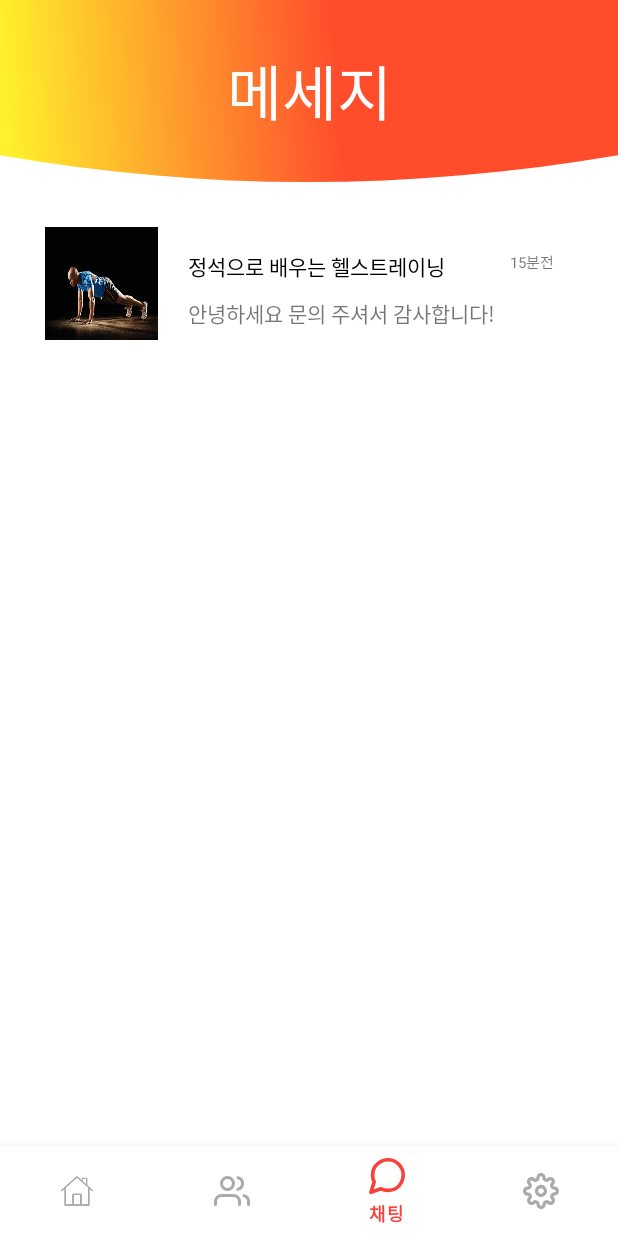
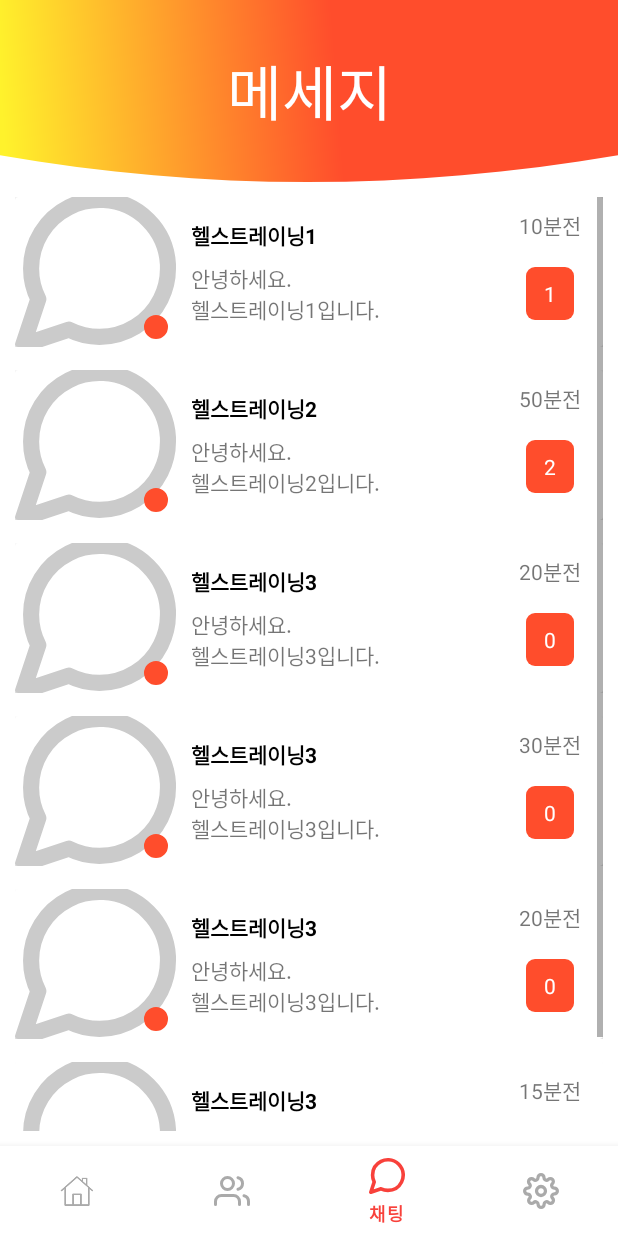
Before and after one commit to Leewongi0731/DataCompetition_ExercisePharmacist, an Android app: the screen it shows after launch (MainPageActivity), item 3 of the bottom bar chosen, on a phone screen of 412 x 824 dp. Run offline under Robolectric (Android 15) with nearby library versions, the phone set to English and light mode, and no system bars.

Commit message:
add chatting xml layout and view recycler view

```diff
--- a/app/src/main/java/com/example/physicalplatform/chatting/ChattingFragment.java
+++ b/app/src/main/java/com/example/physicalplatform/chatting/ChattingFragment.java
@@ -1,25 +1,72 @@
 package com.example.physicalplatform.chatting;
 
 import android.content.Context;
+import android.graphics.drawable.ShapeDrawable;
+import android.graphics.drawable.shapes.OvalShape;
 import android.os.Bundle;
 import android.view.LayoutInflater;
 import android.view.View;
 import android.view.ViewGroup;
+import android.widget.ImageView;
 
 import androidx.annotation.NonNull;
 import androidx.annotation.Nullable;
 import androidx.fragment.app.Fragment;
+import androidx.recyclerview.widget.LinearLayoutManager;
+import androidx.recyclerview.widget.RecyclerView;
 
 import com.example.physicalplatform.R;
+import com.example.physicalplatform.data.ChattingListDataset;
+import com.example.physicalplatform.data.MatchingListDataset;
+import com.example.physicalplatform.matching.MatchingFragmentRecyclerViewAdapter;
+
+import java.util.ArrayList;
 
 public class ChattingFragment extends Fragment {
     private ViewGroup viewGroup;
     private Context context;
+
+    private RecyclerView chattingRecyclerView;
+    private RecyclerView.LayoutManager chattingLayoutManager;
+    private ChattingFragmentRecyclerViewAdapter chattingAdapter;
+    private ArrayList<ChattingListDataset> chattingListDatasets;
+    private ArrayList<ChattingListDataset> chattingListDatasetsFiltered;
+
     @Nullable
     @Override
     public View onCreateView(@NonNull LayoutInflater inflater, @Nullable ViewGroup container, @Nullable Bundle savedInstanceState) {
         viewGroup = (ViewGroup) inflater.inflate(R.layout.chatting_page, container, false);
         context = container.getContext();
+
+        initLayout();
+
         return viewGroup;
     }
+
+    private void initLayout() {
+        initDatasets();
+
+        chattingRecyclerView = viewGroup.findViewById(R.id.recyclerViewChatting);
+
+        chattingLayoutManager = new LinearLayoutManager(context);
+        chattingRecyclerView.setLayoutManager(chattingLayoutManager);
+
+        chattingAdapter = new ChattingFragmentRecyclerViewAdapter(context, chattingListDatasetsFiltered);
+        chattingRecyclerView.setAdapter(chattingAdapter);
+
+    }
+
+    private void initDatasets() {
+        chattingListDatasets = new ArrayList<>();
+        chattingListDatasetsFiltered = new ArrayList<>();
+
+        chattingListDatasets.add(new ChattingListDataset("헬스트레이닝1","안녕하세요.\n헬스트레이닝1입니다.","10분전",1));
+        chattingListDatasets.add(new ChattingListDataset("헬스트레이닝2","안녕하세요.\n헬스트레이닝2입니다.","50분전",2));
+        chattingListDatasets.add(new ChattingListDataset("헬스트레이닝3","안녕하세요.\n헬스트레이닝3입니다.","20분전",0));
+        chattingListDatasets.add(new ChattingListDataset("헬스트레이닝3","안녕하세요.\n헬스트레이닝3입니다.","30분전",0));
+        chattingListDatasets.add(new ChattingListDataset("헬스트레이닝3","안녕하세요.\n헬스트레이닝3입니다.","20분전",0));
+        chattingListDatasets.add(new ChattingListDataset("헬스트레이닝3","안녕하세요.\n헬스트레이닝3입니다.","15분전",0));
+
+        chattingListDatasetsFiltered.addAll(chattingListDatasets);
+    }
 }
--- /dev/null
+++ b/app/src/main/java/com/example/physicalplatform/chatting/ChattingFragmentRecyclerViewAdapter.java
@@ -0,0 +1,91 @@
+package com.example.physicalplatform.chatting;
+
+import android.content.Context;
+import android.view.LayoutInflater;
+import android.view.View;
+import android.view.ViewGroup;
+import android.widget.ImageView;
+import android.widget.TextView;
+
+import androidx.annotation.NonNull;
+import androidx.appcompat.app.AppCompatActivity;
+import androidx.fragment.app.FragmentTransaction;
+import androidx.recyclerview.widget.RecyclerView;
+
+import com.example.physicalplatform.R;
+import com.example.physicalplatform.data.ChattingListDataset;
+import com.example.physicalplatform.matching.MatchingDetailFragment;
+
+import java.util.ArrayList;
+
+public class ChattingFragmentRecyclerViewAdapter extends RecyclerView.Adapter<ChattingFragmentRecyclerViewAdapter.ViewHolder> {
+    private Context context;
+    private ArrayList<ChattingListDataset> chattingListDatasets;
+    private ArrayList<ChattingListDataset> chattingListDatasetsFiltered;
+
+    private AppCompatActivity activity;
+    private FragmentTransaction transaction;
+
+    public ChattingFragmentRecyclerViewAdapter(Context context, ArrayList<ChattingListDataset> chattingListDatasets) {
+        this.context = context;
+        this.chattingListDatasets = chattingListDatasets;
+        this.chattingListDatasetsFiltered = chattingListDatasets;
+    }
+
+    public class ViewHolder extends RecyclerView.ViewHolder {
+        private ImageView imageViewProfile;
+        private ImageView imageViewCircleBtn;
+        private TextView textViewOpponent;
+        private TextView textViewRecentTalk;
+        private TextView textViewBeforeTime;
+        private TextView textViewNumOfChat;
+
+        public ViewHolder(View view) {
+            super(view);
+
+            imageViewProfile = view.findViewById(R.id.imageViewProfile);
+            imageViewCircleBtn = view.findViewById(R.id.imageViewCircleBtn);
+            textViewOpponent = view.findViewById(R.id.textViewOpponent);
+            textViewRecentTalk = view.findViewById(R.id.textViewRecentTalk);
+            textViewBeforeTime = view.findViewById(R.id.textViewBeforeTime);
+            textViewNumOfChat = view.findViewById(R.id.textViewNumOfChat);
+
+            view.setOnClickListener(new View.OnClickListener() {
+                @Override
+                public void onClick(View v) {
+                    int position = getAdapterPosition();
+                    if(position != RecyclerView.NO_POSITION) {
+                        activity = (AppCompatActivity)view.getContext();
+                        transaction = activity.getSupportFragmentManager().beginTransaction();
+                        transaction.replace(R.id.frame_container, new ChattingTalkFragment(chattingListDatasetsFiltered.get(position)));
+                        transaction.addToBackStack("chattingTalk");
+                        transaction.commit();
+                    }
+                }
+            });
+        }
+    }
+
+    @NonNull
+    @Override
+    public ChattingFragmentRecyclerViewAdapter.ViewHolder onCreateViewHolder(@NonNull ViewGroup parent, int viewType) {
+        View view = LayoutInflater.from(parent.getContext()).inflate(R.layout.chatting_page_recycler_view, parent, false);
+        ChattingFragmentRecyclerViewAdapter.ViewHolder vh = new ChattingFragmentRecyclerViewAdapter.ViewHolder(view);
+        return vh;
+    }
+
+    @Override
+    public void onBindViewHolder(@NonNull ChattingFragmentRecyclerViewAdapter.ViewHolder holder, int position) {
+        ChattingListDataset chattingListDataset = chattingListDatasetsFiltered.get(position);
+
+        holder.textViewOpponent.setText(chattingListDataset.getOpponentName());
+        holder.textViewRecentTalk.setText(chattingListDataset.getRecentTalk());
+        holder.textViewBeforeTime.setText(chattingListDataset.getBeforeTime());
+        holder.textViewNumOfChat.setText(chattingListDataset.getNumOfChat().toString());
+    }
+
+    @Override
+    public int getItemCount() {
+        return chattingListDatasetsFiltered.size();
+    }
+}
--- /dev/null
+++ b/app/src/main/java/com/example/physicalplatform/data/ChattingListDataset.java
@@ -0,0 +1,37 @@
+package com.example.physicalplatform.data;
+
+public class ChattingListDataset {
+    private String profileSrc;
+    private String opponentName;
+    private String recentTalk;
+    private String beforeTime;
+    private Integer numOfChat;
+
+    public ChattingListDataset(String opponentName, String recentTalk, String beforeTime, Integer numOfChat) {
+        //this.profileSrc = profileSrc;
+        this.opponentName = opponentName;
+        this.recentTalk = recentTalk;
+        this.beforeTime = beforeTime;
+        this.numOfChat = numOfChat;
+    }
+
+    public String getProfileSrc() {
+        return profileSrc;
+    }
+
+    public String getOpponentName() {
+        return opponentName;
+    }
+
+    public String getRecentTalk() {
+        return recentTalk;
+    }
+
+    public String getBeforeTime() {
+        return beforeTime;
+    }
+
+    public Integer getNumOfChat() {
+        return numOfChat;
+    }
+}
--- a/app/src/main/java/com/example/physicalplatform/matching/MatchingFragmentRecyclerViewAdapter.java
+++ b/app/src/main/java/com/example/physicalplatform/matching/MatchingFragmentRecyclerViewAdapter.java
@@ -86,7 +86,7 @@ public class MatchingFragmentRecyclerViewAdapter extends RecyclerView.Adapter<Ma
                         activity = (AppCompatActivity)view.getContext();
                         transaction = activity.getSupportFragmentManager().beginTransaction();
                         transaction.replace(R.id.frame_container, new MatchingDetailFragment(matchingListDatasetsFiltered.get(position)));
-                        transaction.addToBackStack(null);
+                        transaction.addToBackStack("matchingDetail");
                         transaction.commit();
                     }
                 }
--- /dev/null
+++ b/app/src/main/res/drawable/border_btn_fill_red.xml
@@ -0,0 +1,9 @@
+<?xml version="1.0" encoding="utf-8"?>
+<shape xmlns:android="http://schemas.android.com/apk/res/android">
+    <solid android:color="@color/custom_red"></solid>
+    <corners
+        android:topLeftRadius="6dp"
+        android:topRightRadius="6dp"
+        android:bottomLeftRadius="6dp"
+        android:bottomRightRadius="6dp"></corners>
+</shape>
--- /dev/null
+++ b/app/src/main/res/drawable/circle_btn.xml
@@ -0,0 +1,8 @@
+<?xml version="1.0" encoding="utf-8"?>
+<shape xmlns:android="http://schemas.android.com/apk/res/android"
+    android:innerRadius="0dp"
+    android:shape="ring"
+    android:thicknessRatio="2.5"
+    android:useLevel="false" >
+    <solid android:color="@color/custom_red" />
+</shape>
--- a/app/src/main/res/layout/chatting_page.xml
+++ b/app/src/main/res/layout/chatting_page.xml
@@ -2,9 +2,7 @@
 <LinearLayout xmlns:android="http://schemas.android.com/apk/res/android"
     android:layout_width="match_parent"
     android:layout_height="match_parent"
-    android:orientation="vertical"
-    >
-
+    android:orientation="vertical">
 
     <TextView
         android:layout_width="match_parent"
@@ -15,72 +13,13 @@
         android:textColor="@color/white"
         android:background="@drawable/ic_home_background_small" />
 
+    <androidx.recyclerview.widget.RecyclerView
+        android:id="@+id/recyclerViewChatting"
+        android:layout_width="match_parent"
+        android:layout_height="match_parent"
+        android:scrollbars="vertical"
+        android:layout_margin="10dp">
 
-
-    <LinearLayout
-        android:layout_width="match_parent"
-        android:layout_height="wrap_content"
-        android:layout_marginTop="30dp"
-        android:layout_marginLeft="30dp"
-        android:layout_marginRight="30dp"
-        android:orientation="horizontal"
-        >
-
-        <LinearLayout
-            android:layout_width="75dp"
-            android:layout_height="75dp"
-            android:background="@drawable/border"
-            >
-            <ImageView
-                android:layout_width="match_parent"
-                android:layout_height="match_parent"
-                android:background="@drawable/png_exercise_example"
-                />
-        </LinearLayout>
-
-        <LinearLayout
-            android:layout_width="wrap_content"
-            android:layout_height="match_parent"
-            android:layout_marginLeft="20dp"
-            android:orientation="vertical"
-            >
-            <TextView
-
-                android:layout_width="wrap_content"
-                android:layout_height="wrap_content"
-                android:layout_marginTop="15dp"
-                android:text="정석으로 배우는 헬스트레이닝"
-                android:textColor="@color/black"
-            />
-
-            <TextView
-                android:layout_width="wrap_content"
-                android:layout_height="wrap_content"
-                android:layout_marginTop="10dp"
-                android:text="안녕하세요 문의 주셔서 감사합니다!"
-                />
-        </LinearLayout>
-
-
-        <LinearLayout
-            android:layout_width="wrap_content"
-            android:layout_height="match_parent"
-            android:layout_marginLeft="10dp"
-            android:orientation="vertical"
-            >
-
-            <TextView
-                android:layout_width="wrap_content"
-                android:layout_height="wrap_content"
-                android:text="15분전"
-                android:textSize="10sp"
-                android:layout_marginTop="15dp"
-                android:gravity="left"
-                />
-
-        </LinearLayout>
-    </LinearLayout>
-
-
+    </androidx.recyclerview.widget.RecyclerView>
 
 </LinearLayout>
--- /dev/null
+++ b/app/src/main/res/layout/chatting_page_recycler_view.xml
@@ -0,0 +1,122 @@
+<?xml version="1.0" encoding="utf-8"?>
+<LinearLayout xmlns:android="http://schemas.android.com/apk/res/android"
+    android:layout_width="match_parent"
+    android:layout_height="wrap_content"
+    xmlns:app="http://schemas.android.com/apk/res-auto"
+    android:orientation="horizontal"
+    android:layout_marginBottom="15dp">
+
+    <androidx.cardview.widget.CardView
+        android:layout_width="match_parent"
+        android:layout_height="match_parent">
+
+        <LinearLayout
+            android:layout_width="match_parent"
+            android:layout_height="match_parent"
+            android:orientation="horizontal"
+            android:weightSum="11">
+
+            <LinearLayout
+                android:layout_weight="4"
+                android:layout_width="match_parent"
+                android:layout_height="100dp"
+                android:orientation="vertical">
+
+                <androidx.constraintlayout.widget.ConstraintLayout
+                    android:layout_width="match_parent"
+                    android:layout_height="match_parent">
+
+                    <ImageView
+                        android:id="@+id/imageViewProfile"
+                        android:layout_width="match_parent"
+                        android:layout_height="match_parent"
+                        android:scaleType="centerCrop"
+                        android:src="@drawable/ic_chatting"
+                        app:layout_constraintBottom_toBottomOf="parent"
+                        app:layout_constraintEnd_toEndOf="parent"
+                        app:layout_constraintStart_toStartOf="parent"
+                        app:layout_constraintTop_toTopOf="parent" />
+
+                    <ImageView
+                        android:id="@+id/imageViewCircleBtn"
+                        android:layout_width="20dp"
+                        android:layout_height="20dp"
+                        android:layout_marginEnd="3dp"
+                        android:layout_marginBottom="3dp"
+                        android:background="@drawable/circle_btn"
+                        app:layout_constraintBottom_toBottomOf="parent"
+                        app:layout_constraintEnd_toEndOf="parent" />
+
+                </androidx.constraintlayout.widget.ConstraintLayout>
+
+            </LinearLayout>
+
+            <LinearLayout
+                android:layout_weight="2.5"
+                android:layout_width="match_parent"
+                android:layout_height="match_parent"
+                android:paddingLeft="10dp"
+                android:orientation="vertical"
+                android:gravity="center">
+
+                <TextView
+                    android:id="@+id/textViewOpponent"
+                    android:layout_width="match_parent"
+                    android:layout_height="wrap_content"
+                    android:text="헬스 트레이닝 2"
+                    android:textColor="@color/black"
+                    android:textStyle="bold"/>
+
+                <TextView
+                    android:id="@+id/textViewRecentTalk"
+                    android:layout_marginTop="8dp"
+                    android:layout_width="match_parent"
+                    android:layout_height="wrap_content"
+                    android:text="안녕하세요.\n문의주셔셔 감사합니다."
+                    android:maxLines="2"/>
+
+            </LinearLayout>
+
+            <LinearLayout
+                android:layout_weight="4.5"
+                android:layout_width="match_parent"
+                android:layout_height="match_parent"
+                android:orientation="vertical">
+
+                <TextView
+                    android:id="@+id/textViewBeforeTime"
+                    android:layout_marginTop="8dp"
+                    android:layout_width="match_parent"
+                    android:layout_height="wrap_content"
+                    android:textAlignment="center"
+                    android:text="15분 전"
+                    android:gravity="start"/>
+
+                <LinearLayout
+                    android:layout_width="match_parent"
+                    android:layout_height="match_parent"
+                    android:orientation="vertical"
+                    android:gravity="center">
+
+                    <TextView
+                        android:id="@+id/textViewNumOfChat"
+                        android:layout_width="wrap_content"
+                        android:layout_height="wrap_content"
+                        android:paddingTop="8dp"
+                        android:paddingBottom="8dp"
+                        android:paddingLeft="12dp"
+                        android:paddingRight="12dp"
+                        android:textAlignment="center"
+                        android:background="@drawable/border_btn_fill_red"
+                        android:text="1"
+                        android:textColor="@color/white"/>
+
+                </LinearLayout>
+
+            </LinearLayout>
+
+        </LinearLayout>
+
+    </androidx.cardview.widget.CardView>
+
+</LinearLayout>
```
Also changed, not shown: app/src/main/java/com/example/physicalplatform/chatting/ChattingTalkFragment.java (added, +55 -0 lines), app/src/main/res/drawable/ic_message_send.xml (added, +14 -0 lines), app/src/main/res/layout/chatting_talk_page.xml (added, +60 -0 lines).
